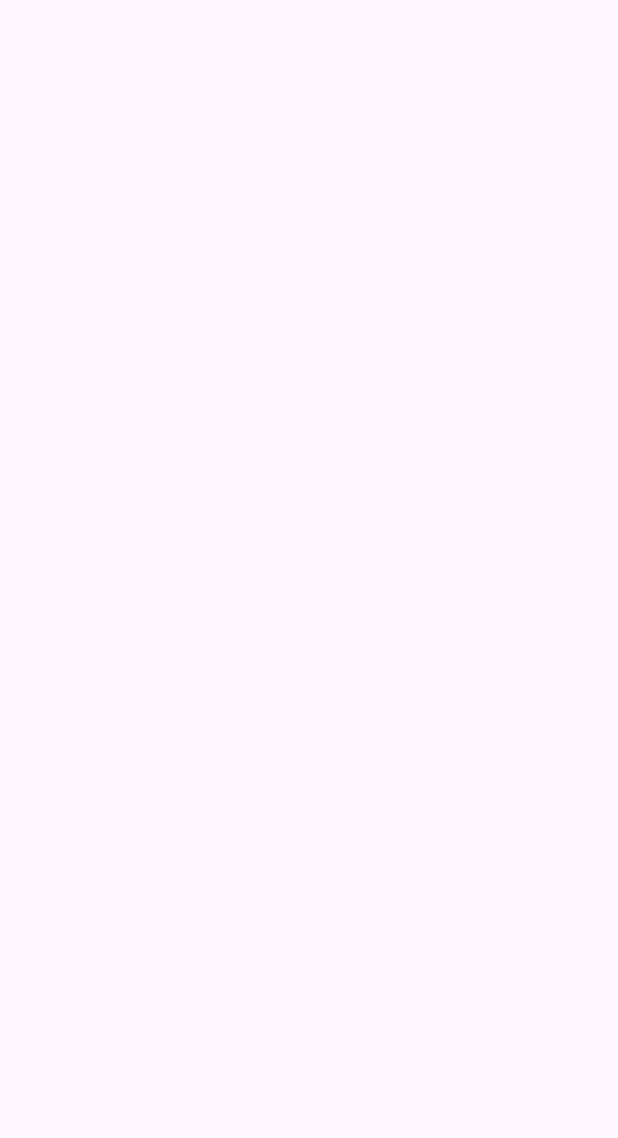
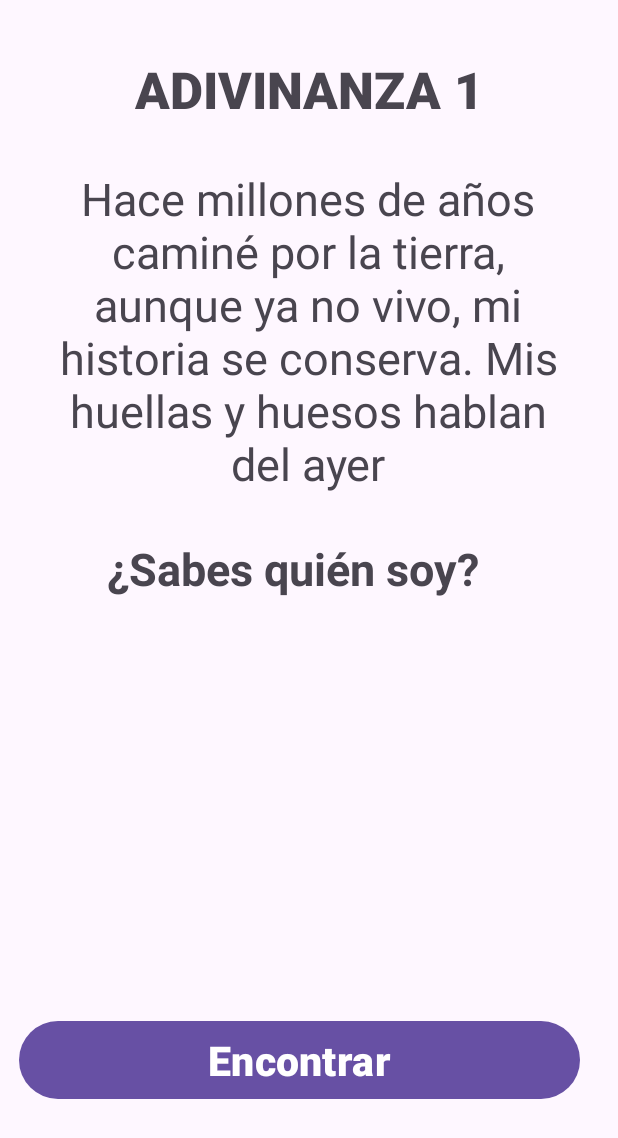
Before and after one commit to ericksebastian2003/aplicacion_realidad_aumentada, an Android app: the Home screen opened directly, with no data from a screen before it, on a phone screen of 412 x 824 dp. Before the commit the part shown is empty. Shown: the top 1138 px of the screen. Run offline under Robolectric (Android 15) with nearby library versions, the phone set to English and light mode, and no system bars.

Commit message:
Actualización de los screens

```diff
--- a/app/src/main/res/layout/activity_home.xml
+++ b/app/src/main/res/layout/activity_home.xml
@@ -5,6 +5,64 @@
     android:id="@+id/main"
     android:layout_width="match_parent"
     android:layout_height="match_parent"
+    android:textAlignment="center"
     tools:context=".Home">
 
+    <TextView
+        android:id="@+id/textView"
+        android:layout_width="323dp"
+        android:layout_height="41dp"
+        android:fontFamily="sans-serif-black"
+        android:text="ADIVINANZA 1"
+        android:textAlignment="center"
+        android:textSize="34sp"
+        app:layout_constraintBottom_toBottomOf="parent"
+        app:layout_constraintEnd_toEndOf="parent"
+        app:layout_constraintStart_toStartOf="parent"
+        app:layout_constraintTop_toTopOf="parent"
+        app:layout_constraintVertical_bias="0.047" />
+
+    <Button
+        android:id="@+id/btn_encontrar"
+        android:layout_width="374dp"
+        android:layout_height="60dp"
+        android:text="Encontrar"
+        android:textAlignment="center"
+        android:textSize="27sp"
+        android:textStyle="bold"
+        app:layout_constraintBottom_toBottomOf="parent"
+        app:layout_constraintEnd_toEndOf="parent"
+        app:layout_constraintHorizontal_bias="0.337"
+        app:layout_constraintStart_toStartOf="parent"
+        app:layout_constraintTop_toTopOf="parent"
+        app:layout_constraintVertical_bias="0.886" />
+
+    <TextView
+        android:id="@+id/textView2"
+        android:layout_width="352dp"
+        android:layout_height="264dp"
+        android:text="Hace millones de años caminé por la tierra, aunque ya no vivo, mi historia se conserva. Mis huellas y huesos hablan del ayer"
+        android:textAlignment="center"
+        android:textSize="30sp"
+        app:layout_constraintBottom_toBottomOf="parent"
+        app:layout_constraintEnd_toEndOf="parent"
+        app:layout_constraintHorizontal_bias="0.494"
+        app:layout_constraintStart_toStartOf="parent"
+        app:layout_constraintTop_toTopOf="parent"
+        app:layout_constraintVertical_bias="0.2" />
+
+    <TextView
+        android:id="@+id/textView4"
+        android:layout_width="wrap_content"
+        android:layout_height="wrap_content"
+        android:text="¿Sabes quién soy?"
+        android:textAlignment="center"
+        android:textSize="30sp"
+        android:textStyle="bold"
+        app:layout_constraintBottom_toBottomOf="parent"
+        app:layout_constraintEnd_toEndOf="parent"
+        app:layout_constraintHorizontal_bias="0.431"
+        app:layout_constraintStart_toStartOf="parent"
+        app:layout_constraintTop_toTopOf="parent"
+        app:layout_constraintVertical_bias="0.458" />
 </androidx.constraintlayout.widget.ConstraintLayout>
```
Also changed, not shown: app/src/main/AndroidManifest.xml (+8 -0 lines), app/src/main/java/com/ericksebas03/realidadaumentadamuseo/MainActivity.kt (+10 -8 lines), app/src/main/java/com/ericksebas03/realidadaumentadamuseo/Respuesta1Activity.kt (added, +71 -0 lines), app/src/main/res/layout/activity_main.xml (+6 -10 lines), app/src/main/res/layout/activity_respuesta1.xml (added, +72 -0 lines), app/src/main/res/drawable/condor.jpg (added), app/src/main/res/drawable/ic_speaker.png (added).
